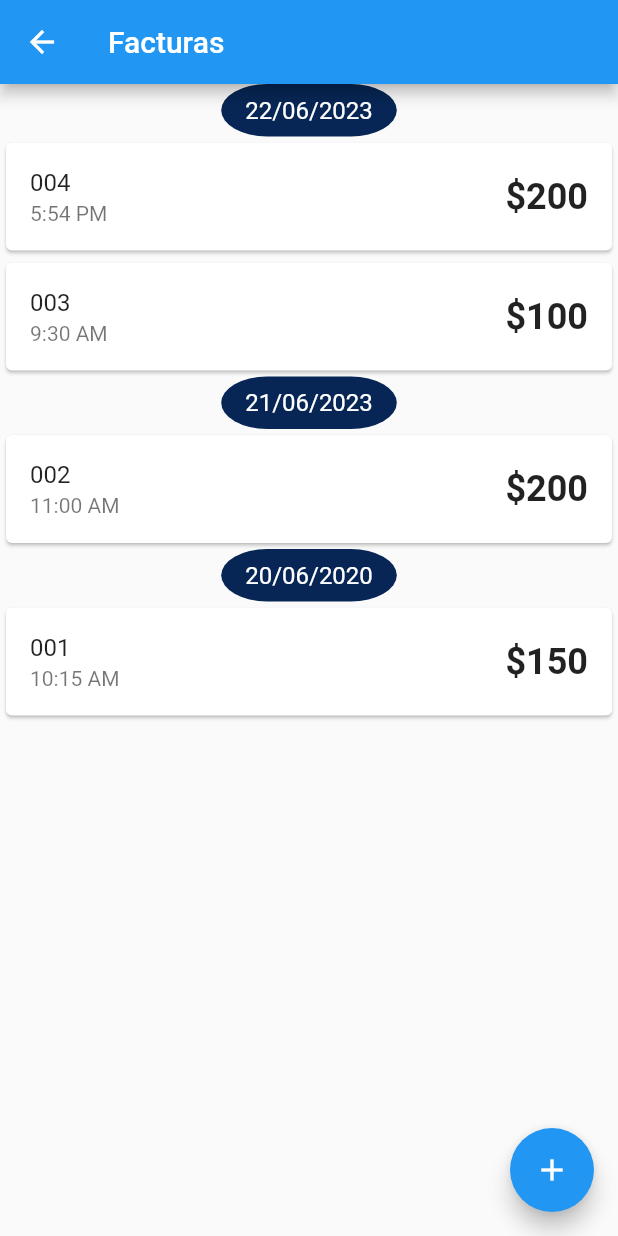
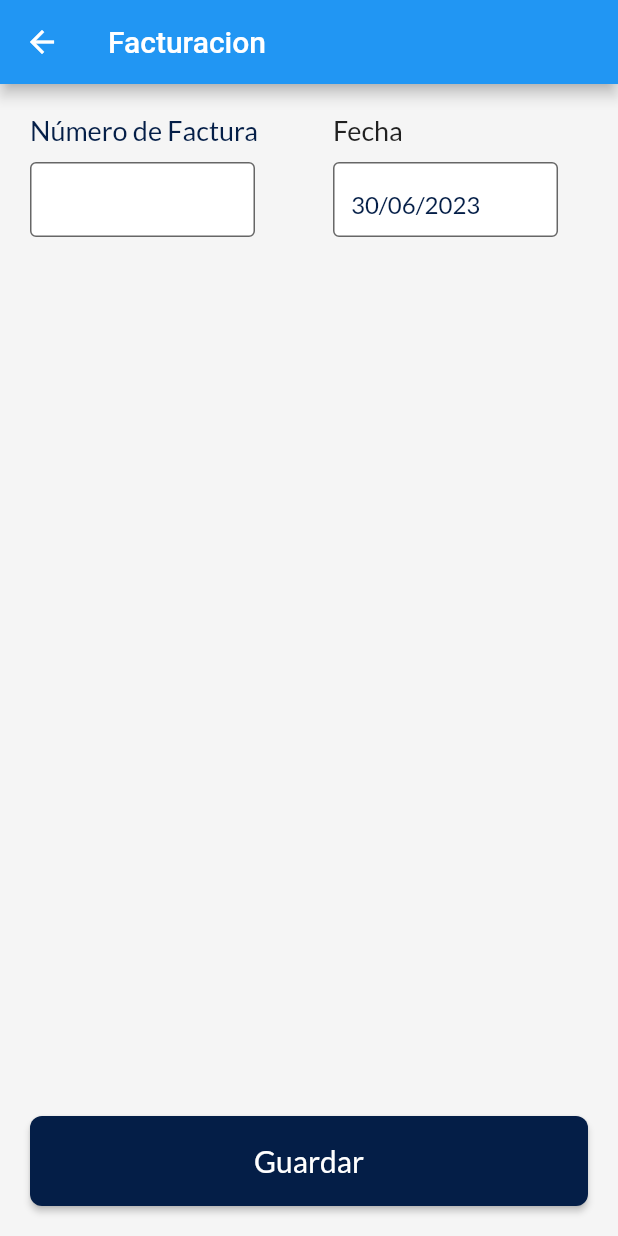
Before and after one commit to SyntexNic/stock_app, a Flutter app: the Bills screen opened directly, after a tap on the "add" icon, on a phone screen of 412 x 824 dp. Run offline on Flutter 3.47's test engine with Material 2 defaults, Android fonts, the phone set to English and light mode, and no system bars; our stand-ins replace google_fonts.

Commit message:
Cambios en Facturas y avance de crear Facturas

```diff
--- /dev/null
+++ b/lib/constants/Theme.dart
@@ -0,0 +1,14 @@
+import 'dart:ui' show Color;
+
+class ColorsApp {
+  static const Color black = Color(0xFF000000);
+
+  static const Color white = Color(0xFFFFFFFF);
+
+  static const Color primary = Color.fromARGB(255, 4, 30, 71);
+
+  static const Color backgroundColor = Color(0xF5F5F5F5);
+
+
+
+}
--- a/lib/main.dart
+++ b/lib/main.dart
@@ -1,6 +1,5 @@
 import 'package:stock_app/ui/pages/home/home_page.dart';
 import 'package:stock_app/ui/pages/login/login_page.dart';
-import 'package:stock_app/ui/pages/home/home_page.dart';
 import 'package:flutter/material.dart';
 
 void main() {
--- /dev/null
+++ b/lib/ui/pages/bills/add_bills_page.dart
@@ -0,0 +1,130 @@
+import 'package:flutter/material.dart';
+import 'package:google_fonts/google_fonts.dart';
+import 'package:intl/intl.dart';
+import 'package:stock_app/constants/Theme.dart';
+import 'package:stock_app/ui/pages/login/login_page.dart';
+
+class AddBills extends StatefulWidget {
+  const AddBills({super.key});
+
+  @override
+  State<AddBills> createState() => _AddBillsState();
+}
+class _AddBillsState extends State<AddBills> {
+  String currentDate = DateFormat('dd/MM/yyyy').format(DateTime.now());
+  @override
+  Widget build(BuildContext context) {
+    return Scaffold(
+      appBar: AppBar(title: const Text("Facturacion")),
+      backgroundColor: ColorsApp.backgroundColor,
+      body: Container(
+        padding: EdgeInsets.all(20.0),
+        child: Column(
+          children: [
+            Row(
+              children: [
+                Column(
+                  crossAxisAlignment: CrossAxisAlignment.start,
+                  children: [
+                    Text(
+                      "Número de Factura",
+                      style: GoogleFonts.getFont(
+                        'Lato',
+                        color: ColorsApp.primary,
+                        fontSize: 18,
+
+                      ),
+                    ),
+                    const SizedBox(
+                      height: 10
+                      ),
+                       const SizedBox(
+                          width: 150,
+                          height: 50,
+                         child: TextField(
+                          readOnly: true,
+                          decoration: InputDecoration(
+                            border: OutlineInputBorder(
+                              borderSide: BorderSide(color: ColorsApp.primary)
+                            ),
+                           fillColor: ColorsApp.white,
+                            filled: true
+                          ),
+                        ),
+                       )
+                  ],
+                ),
+                const SizedBox(width: 50,),
+                Column(
+                  crossAxisAlignment: CrossAxisAlignment.start,
+                  children: [
+                    Text(
+                      "Fecha",
+                      style: GoogleFonts.getFont(
+                        'Lato',
+                        fontSize: 18,
+                      ),
+                    ),
+                    const SizedBox(height: 10,),
+                     SizedBox(
+                          width: 150,
+                          height: 50,
+                         child: TextField(
+                          readOnly: true,
+                          decoration: const InputDecoration(
+                            border: OutlineInputBorder(
+                              borderSide: BorderSide(color: ColorsApp.primary)
+                            ),
+                            fillColor: ColorsApp.white,
+                            filled: true
+                          ),
+                          style: GoogleFonts.getFont('Lato',color: ColorsApp.primary,),
+                          controller: TextEditingController(
+                            text: currentDate,
+
+                          ),
+
+                        ),
+                       )
+                  ],
+                ),
+              ],
+            ),
+           Spacer(),
+            SaveButton(),
+          ],
+        ),
+      ),
+    );
+  }
+}
+
+
+class SaveButton extends StatelessWidget {
+
+  const SaveButton({super.key});
+
+  @override
+  Widget build(BuildContext context) {
+    return Align(
+      alignment: Alignment.bottomCenter,
+      child: ElevatedButton(
+        onPressed: ()=>print("Presionado"),
+        style: ElevatedButton.styleFrom(
+          fixedSize: const  Size.fromWidth(350),
+          minimumSize: const Size.fromHeight(60),
+          backgroundColor: ColorsApp.primary,
+          shape: RoundedRectangleBorder(
+          borderRadius: BorderRadius.circular(8),
+        ),
+
+        ),
+        child: Text(
+          "Guardar",
+          style: GoogleFonts.getFont("Lato", fontSize: 20),
+
+        ),
+      ),
+    );
+  }
+}
--- a/lib/ui/pages/bills/bills_page.dart
+++ b/lib/ui/pages/bills/bills_page.dart
@@ -1,5 +1,9 @@
 import 'package:flutter/material.dart';
 import 'package:intl/intl.dart';
+import 'package:stock_app/constants/Theme.dart';
+import 'package:google_fonts/google_fonts.dart';
+import 'package:stock_app/ui/pages/bills/add_bills_page.dart';
+
 class Bills extends StatefulWidget {
   const Bills({super.key});
   @override
@@ -25,7 +29,7 @@ class _BillsState extends State<Bills> {
         appBar: AppBar(
           title: const Text("Facturas"),
         ),
-        body: ListView.builder(
+        body: ListView.builder(//Constructor del las facturas
             itemCount: invoices.length,
             itemBuilder: (context,index){
               final formatter = DateFormat('h:mm a');
@@ -54,13 +58,9 @@ class _BillsState extends State<Bills> {
                       invoice.time.day))
             Container(
               padding: const EdgeInsets.symmetric(vertical: 8, horizontal: 16),
-              child: Text(dateLabel,
-              style: const TextStyle(
-                fontSize: 16,
-                color: Colors.white,
-              ),),
+
               decoration: const BoxDecoration(
-                  color: Color.fromARGB(255, 7, 38, 85),
+                  color: ColorsApp.primary,
                   shape: BoxShape.rectangle,
             borderRadius: BorderRadius.horizontal(
               // Utilizamos el método Radius.elliptical para definir un óvalo alargado horizontalmente
@@ -68,29 +68,54 @@ class _BillsState extends State<Bills> {
               right: Radius.elliptical(140, 80),
             ),
               ),
+              child: Text(dateLabel,
+              style:
+              GoogleFonts.getFont(
+                'Lato',
+                fontSize: 16,
+                color: Colors.white
+
+              )
+
+              ),
             ),
             Card(
                 child: ListTile(
-                  title: Text('${invoice.number}'),
-                  subtitle: Text("${formattedTime}"),
+                  title: Text('${invoice.number}',
+                  style: GoogleFonts.getFont(
+                    'Lato',
+                    fontSize: 16
+                  )
+                  ),
+                  subtitle: Text("${formattedTime}",
+                  style: GoogleFonts.getFont(
+                    'Lato',
+                    fontSize: 24
+                  )
+                  ),
                   trailing: Text("\$${invoice.amount}",
-                  style: const TextStyle(
-                    fontWeight: FontWeight.bold,
-                    fontSize: 24,
-                  )),
+                  style: GoogleFonts.getFont(
+                    'Lato',
+                    fontSize: 24
+                  )
+                  ),
+                  textColor: ColorsApp.primary,
+
                 ),
                 )
-
               ]);
             },
         ),
         floatingActionButton: FloatingActionButton(
-          onPressed: ()=> print("presionado"),
+          onPressed: ()=> Navigator.push(context, MaterialPageRoute(builder: (context)=> AddBills())),
          child: const Icon(Icons.add),
         ),
+        backgroundColor: ColorsApp.backgroundColor,
     );
   }
 }
+
+
 class Invoice {
   final String number;
   final DateTime time;
--- a/lib/ui/widgets/navbar/navbar.dart
+++ b/lib/ui/widgets/navbar/navbar.dart
@@ -16,7 +16,7 @@ class Navbar extends StatelessWidget {
             currentAccountPicture: CircleAvatar(
               child: ClipOval(child: Image.asset('images/logo.png')),
             ),
-            decoration: BoxDecoration(
+            decoration: const BoxDecoration(
                 color: Colors.blue,
                 image: DecorationImage(
                     image: AssetImage('images/back.jpg'), fit: BoxFit.cover)),
--- a/pubspec.yaml
+++ b/pubspec.yaml
@@ -36,6 +36,8 @@ dependencies:
   # The following adds the Cupertino Icons font to your application.
   # Use with the CupertinoIcons class for iOS style icons.
   cupertino_icons: ^1.0.2
+  http: ^1.1.0
+  google_fonts: ^5.1.0
 
 dev_dependencies:
   flutter_test:
```
Also changed, not shown: pubspec.lock, 1 other file.
